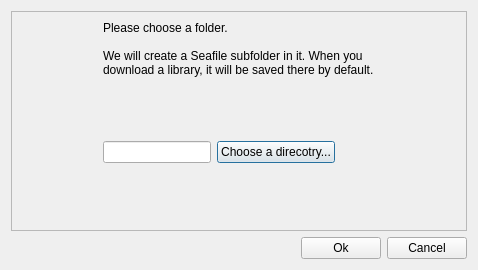
Before: the Qt Designer form ui/init-seafile-dialog.ui in haiwen/seafile-client, drawn with Qt 5.
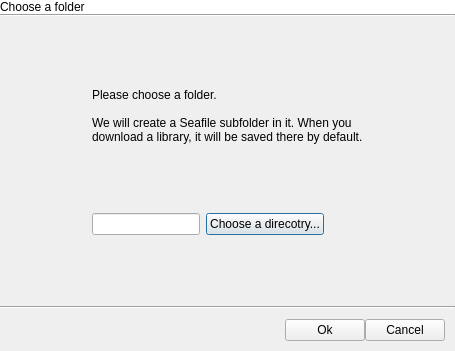
After: the same form once the commit is applied.

Commit message: improve init-seafile-dialog ui

```diff
--- a/ui/init-seafile-dialog.ui
+++ b/ui/init-seafile-dialog.ui
@@ -6,22 +6,51 @@
    <rect>
     <x>0</x>
     <y>0</y>
-    <width>478</width>
-    <height>270</height>
+    <width>455</width>
+    <height>351</height>
    </rect>
   </property>
   <property name="windowTitle">
    <string>Dialog</string>
   </property>
   <layout class="QVBoxLayout" name="verticalLayout_2">
+   <property name="spacing">
+    <number>0</number>
+   </property>
+   <property name="margin">
+    <number>0</number>
+   </property>
+   <item>
+    <widget class="QLabel" name="label_2">
+     <property name="styleSheet">
+      <string notr="true">background: white;</string>
+     </property>
+     <property name="text">
+      <string>Choose a folder</string>
+     </property>
+     <property name="margin">
+      <number>10</number>
+     </property>
+    </widget>
+   </item>
+   <item>
+    <widget class="Line" name="line">
+     <property name="orientation">
+      <enum>Qt::Horizontal</enum>
+     </property>
+    </widget>
+   </item>
    <item>
     <widget class="QFrame" name="frame">
      <property name="frameShape">
-      <enum>QFrame::StyledPanel</enum>
+      <enum>QFrame::NoFrame</enum>
      </property>
      <property name="frameShadow">
       <enum>QFrame::Raised</enum>
      </property>
+     <property name="lineWidth">
+      <number>0</number>
+     </property>
      <layout class="QHBoxLayout" name="horizontalLayout_2">
       <item>
        <spacer name="horizontalSpacer">
@@ -38,6 +67,19 @@
       </item>
       <item>
        <layout class="QVBoxLayout" name="verticalLayout">
+        <item>
+         <spacer name="verticalSpacer_3">
+          <property name="orientation">
+           <enum>Qt::Vertical</enum>
+          </property>
+          <property name="sizeHint" stdset="0">
+           <size>
+            <width>20</width>
+            <height>40</height>
+           </size>
+          </property>
+         </spacer>
+        </item>
         <item>
          <widget class="QLabel" name="label">
           <property name="text">
@@ -67,9 +109,12 @@
          <layout class="QHBoxLayout" name="horizontalLayout">
           <item>
            <widget class="QLineEdit" name="mDirectory">
-            <property name="readOnly">
+            <property name="enabled">
              <bool>true</bool>
             </property>
+            <property name="readOnly">
+             <bool>false</bool>
+            </property>
            </widget>
           </item>
           <item>
@@ -125,8 +170,18 @@
      </layout>
     </widget>
    </item>
+   <item>
+    <widget class="Line" name="line_2">
+     <property name="orientation">
+      <enum>Qt::Horizontal</enum>
+     </property>
+    </widget>
+   </item>
    <item>
     <layout class="QHBoxLayout" name="horizontalLayout_3">
+     <property name="margin">
+      <number>10</number>
+     </property>
      <item>
       <spacer name="horizontalSpacer_4">
        <property name="orientation">
```
Left out of the diff: 5 changed lines with no effect on the pictures. The commit also changes 2 other files.
